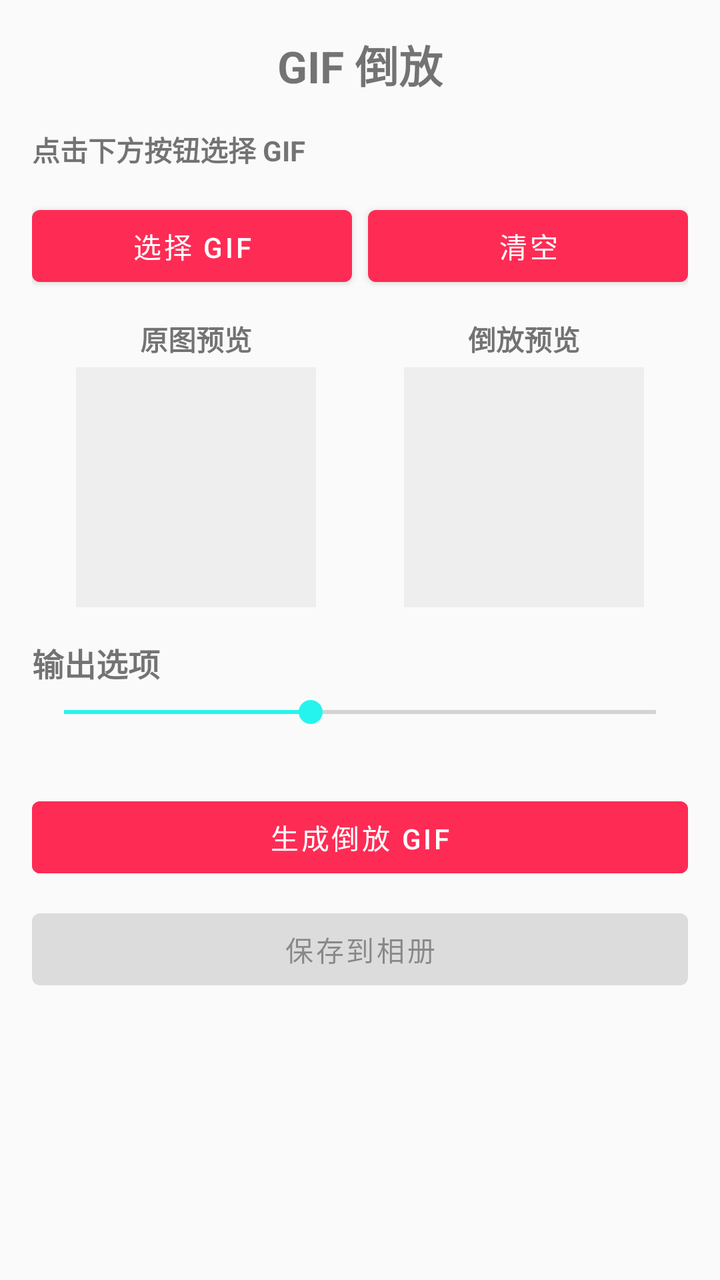
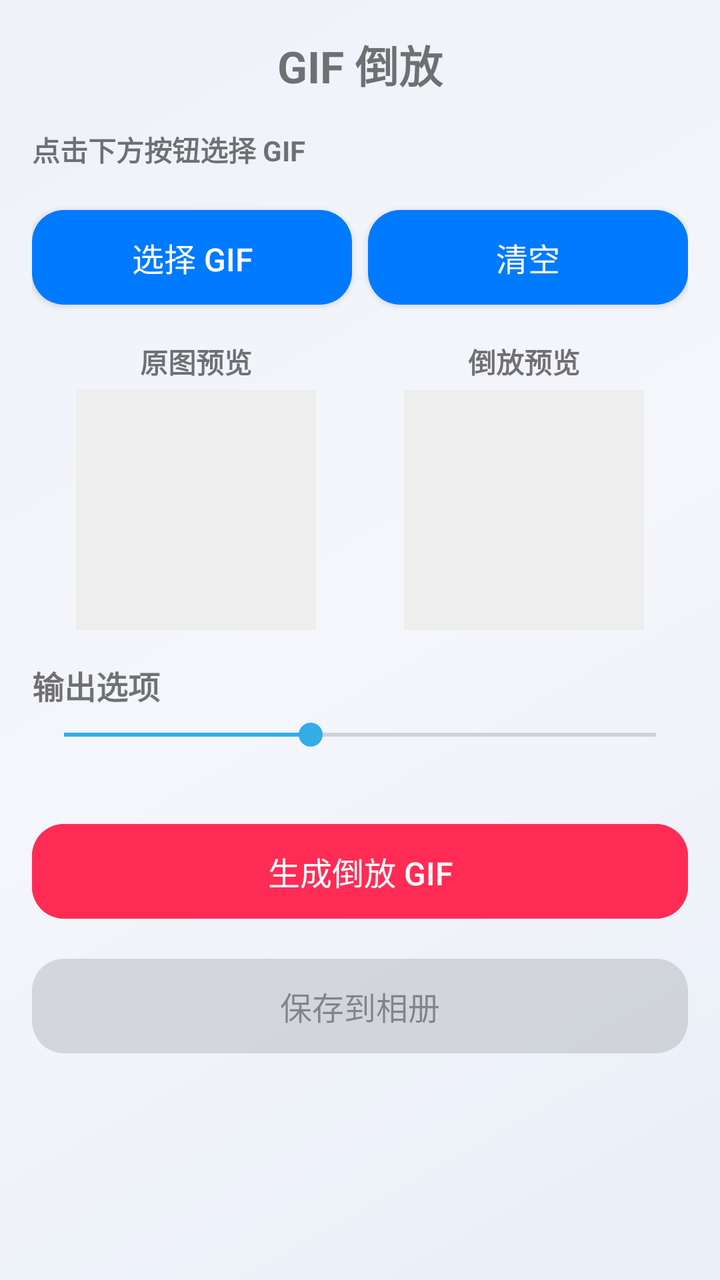

The first picture is an Android layout as it rendered before a commit; the second is the same layout after the commit. The layout source and the unified diff follow.
<!-- AndroidManifest.xml: application theme Theme.VideoDownloader -->
<!-- res/layout/activity_gif_reverse.xml -->
<?xml version="1.0" encoding="utf-8"?>
<ScrollView xmlns:android="http://schemas.android.com/apk/res/android"
    android:layout_width="match_parent"
    android:layout_height="match_parent"
    android:fillViewport="true">

    <LinearLayout
        android:layout_width="match_parent"
        android:layout_height="wrap_content"
        android:orientation="vertical"
        android:padding="16dp">

        <TextView
            android:layout_width="match_parent"
            android:layout_height="wrap_content"
            android:text="@string/tool_gifreverse_title"
            android:textSize="22sp"
            android:textStyle="bold"
            android:gravity="center"
            android:paddingBottom="16dp" />

        <TextView
            android:id="@+id/tvGifInfo"
            android:layout_width="match_parent"
            android:layout_height="wrap_content"
            android:text="@string/gr_input_label"
            android:textStyle="bold"
            android:paddingBottom="6dp" />

        <LinearLayout
            android:layout_width="match_parent"
            android:layout_height="wrap_content"
            android:orientation="horizontal"
            android:layout_marginTop="8dp">

            <Button
                android:id="@+id/btnPick"
                android:layout_width="0dp"
                android:layout_weight="1"
                android:layout_height="wrap_content"
                android:text="@string/gr_btn_pick" />

            <Button
                android:id="@+id/btnClear"
                android:layout_width="0dp"
                android:layout_weight="1"
                android:layout_height="wrap_content"
                android:text="@string/gr_btn_clear"
                android:layout_marginStart="8dp" />
        </LinearLayout>

        <LinearLayout
            android:layout_width="match_parent"
            android:layout_height="wrap_content"
            android:orientation="horizontal"
            android:layout_marginTop="12dp"
            android:baselineAligned="false">

            <LinearLayout
                android:layout_width="0dp"
                android:layout_weight="1"
                android:layout_height="wrap_content"
                android:orientation="vertical"
                android:gravity="center">

                <TextView
                    android:layout_width="wrap_content"
                    android:layout_height="wrap_content"
                    android:text="@string/gr_original"
                    android:textStyle="bold"
                    android:paddingBottom="4dp" />

                <ImageView
                    android:id="@+id/ivOriginal"
                    android:layout_width="120dp"
                    android:layout_height="120dp"
                    android:background="#EEEEEE"
                    android:scaleType="fitCenter" />
            </LinearLayout>

            <LinearLayout
                android:layout_width="0dp"
                android:layout_weight="1"
                android:layout_height="wrap_content"
                android:orientation="vertical"
                android:gravity="center">

                <TextView
                    android:layout_width="wrap_content"
                    android:layout_height="wrap_content"
                    android:text="@string/gr_reversed"
                    android:textStyle="bold"
                    android:paddingBottom="4dp" />

                <ImageView
                    android:id="@+id/ivReversed"
                    android:layout_width="120dp"
                    android:layout_height="120dp"
                    android:background="#EEEEEE"
                    android:scaleType="fitCenter" />
            </LinearLayout>
        </LinearLayout>

        <TextView
            android:layout_width="match_parent"
            android:layout_height="wrap_content"
            android:text="@string/gr_section_options"
            android:textStyle="bold"
            android:textSize="16sp"
            android:layout_marginTop="16dp"
            android:paddingBottom="4dp" />

        <SeekBar
            android:id="@+id/sbFrames"
            android:layout_width="match_parent"
            android:layout_height="wrap_content"
            android:max="48"
            android:progress="20" />

        <TextView
            android:id="@+id/tvFrames"
            android:layout_width="match_parent"
            android:layout_height="wrap_content"
            android:textColor="#666666"
            android:textSize="13sp" />

        <ProgressBar
            android:id="@+id/progressBar"
            style="?android:attr/progressBarStyleHorizontal"
            android:layout_width="match_parent"
            android:layout_height="wrap_content"
            android:layout_marginTop="12dp"
            android:visibility="gone"
            android:max="100" />

        <TextView
            android:id="@+id/tvProgress"
            android:layout_width="wrap_content"
            android:layout_height="wrap_content"
            android:layout_gravity="center"
            android:visibility="gone"
            android:paddingTop="2dp" />

        <Button
            android:id="@+id/btnGenerate"
            android:layout_width="match_parent"
            android:layout_height="wrap_content"
            android:text="@string/gr_btn_generate"
            android:layout_marginTop="12dp"
            android:enabled="false"
            android:backgroundTint="@color/douyin_red"
            android:textColor="@android:color/white" />

        <Button
            android:id="@+id/btnSave"
            android:layout_width="match_parent"
            android:layout_height="wrap_content"
            android:text="@string/gr_btn_save"
            android:layout_marginTop="8dp"
            android:enabled="false" />

    </LinearLayout>
</ScrollView>
<!-- resources referenced by this layout -->
<resources>
  <color name="douyin_red">#FE2C55</color>
  <string name="gr_btn_clear">清空</string>
  <string name="gr_btn_generate">生成倒放 GIF</string>
  <string name="gr_btn_pick">选择 GIF</string>
  <string name="gr_btn_save">保存到相册</string>
  <string name="gr_input_label">点击下方按钮选择 GIF</string>
  <string name="gr_original">原图预览</string>
  <string name="gr_reversed">倒放预览</string>
  <string name="gr_section_options">输出选项</string>
  <string name="tool_gifreverse_title">GIF 倒放</string>
  <style name="Theme.VideoDownloader" parent="Theme.MaterialComponents.Light.NoActionBar">
          <item name="colorPrimary">#FE2C55</item>
          <item name="colorPrimaryVariant">#C81E40</item>
          <item name="colorOnPrimary">#FFFFFF</item>
          <item name="colorSecondary">#25F4EE</item>
          <item name="android:statusBarColor">#FE2C55</item>
          <item name="android:windowBackground">@color/bg_light</item>
      </style>
  <color name="bg_light">#FFFAFAFA</color>
</resources>

<!-- the commit's change to res/layout/activity_gif_reverse.xml (unified diff, before → after) -->
@@ -1,5 +1,6 @@
 <?xml version="1.0" encoding="utf-8"?>
-<ScrollView xmlns:android="http://schemas.android.com/apk/res/android"
+<ScrollView
+    android:fitsSystemWindows="true" xmlns:android="http://schemas.android.com/apk/res/android"
     android:layout_width="match_parent"
     android:layout_height="match_parent"
     android:fillViewport="true">
<!-- resource entries referenced after the edit -->
@@ -11,13 +11,73 @@
   <string name="gr_section_options">输出选项</string>
   <string name="tool_gifreverse_title">GIF 倒放</string>
   <style name="Theme.VideoDownloader" parent="Theme.MaterialComponents.Light.NoActionBar">
-          <item name="colorPrimary">#FE2C55</item>
-          <item name="colorPrimaryVariant">#C81E40</item>
-          <item name="colorOnPrimary">#FFFFFF</item>
-          <item name="colorSecondary">#25F4EE</item>
-          <item name="android:statusBarColor">#FE2C55</item>
-          <item name="android:windowBackground">@color/bg_light</item>
+          <item name="colorPrimary">@color/ios_blue</item>
+          <item name="colorPrimaryVariant">@color/ios_indigo</item>
+          <item name="colorOnPrimary">@color/white</item>
+          <item name="colorSecondary">@color/ios_cyan</item>
+          <item name="colorOnSecondary">@color/white</item>
+          <item name="colorError">@color/ios_red</item>
+          <item name="android:statusBarColor">@android:color/transparent</item>
+          <item name="android:navigationBarColor">@android:color/transparent</item>
+          <item name="android:windowLightStatusBar">true</item>
+          <item name="android:windowBackground">@drawable/ios_bg_gradient</item>
+          <item name="android:textColorPrimary">@color/text_primary</item>
+          <item name="android:textColorSecondary">@color/text_secondary</item>
+          <item name="materialButtonStyle">@style/Widget.iOS.Button</item>
+          <item name="editTextStyle">@style/Widget.iOS.EditText</item>
+          <item name="android:windowDrawsSystemBarBackgrounds">true</item>
       </style>
-  <color name="bg_light">#FFFAFAFA</color>
+  <color name="ios_blue">#007AFF</color>
+  <color name="ios_indigo">#5856D6</color>
+  <color name="white">#FFFFFFFF</color>
+  <color name="ios_cyan">#32ADE6</color>
+  <color name="ios_red">#FF3B30</color>
+  <!-- drawable ios_bg_gradient (drawable) -->
+  <?xml version="1.0" encoding="utf-8"?>
+  <shape xmlns:android="http://schemas.android.com/apk/res/android"
+      android:shape="rectangle">
+      <gradient
+          android:angle="135"
+          android:startColor="@color/bg_gradient_top"
+          android:centerColor="@color/bg_gradient_center"
+          android:endColor="@color/bg_gradient_bottom"
+          android:type="linear" />
+  </shape>
+  <color name="text_primary">#FF1C1C1E</color>
+  <color name="text_secondary">#FF6C6C78</color>
+  <style name="Widget.iOS.Button" parent="Widget.MaterialComponents.Button">
+          <item name="cornerRadius">16dp</item>
+          <item name="android:textAllCaps">false</item>
+          <item name="android:textSize">16sp</item>
+          <item name="android:letterSpacing">0</item>
+          <item name="android:fontFamily">sans-serif-medium</item>
+          <item name="android:paddingTop">12dp</item>
+          <item name="android:paddingBottom">12dp</item>
+          <item name="elevation">0dp</item>
+          <item name="rippleColor">#33FFFFFF</item>
+      </style>
+  <style name="Widget.iOS.EditText" parent="Widget.AppCompat.EditText">
+          <item name="android:background">@drawable/ios_glass_field</item>
+          <item name="android:textColor">@color/text_primary</item>
+          <item name="android:textColorHint">@color/text_tertiary</item>
+          <item name="android:textSize">15sp</item>
+          <item name="android:padding">14dp</item>
+      </style>
+  <color name="bg_gradient_top">#FFE9EEF7</color>
+  <color name="bg_gradient_center">#FFF4F6FB</color>
+  <color name="bg_gradient_bottom">#FFEEF2F8</color>
+  <!-- drawable ios_glass_field (drawable) -->
+  <?xml version="1.0" encoding="utf-8"?>
+  <shape xmlns:android="http://schemas.android.com/apk/res/android"
+      android:shape="rectangle">
+      <solid android:color="@color/glass_fill_strong" />
+      <corners android:radius="16dp" />
+      <stroke
+          android:width="1dp"
+          android:color="@color/glass_stroke" />
+  </shape>
+  <color name="text_tertiary">#FF9A9AA4</color>
+  <color name="glass_fill_strong">#F2FFFFFF</color>
+  <color name="glass_stroke">#33FFFFFF</color>
 </resources>
 
